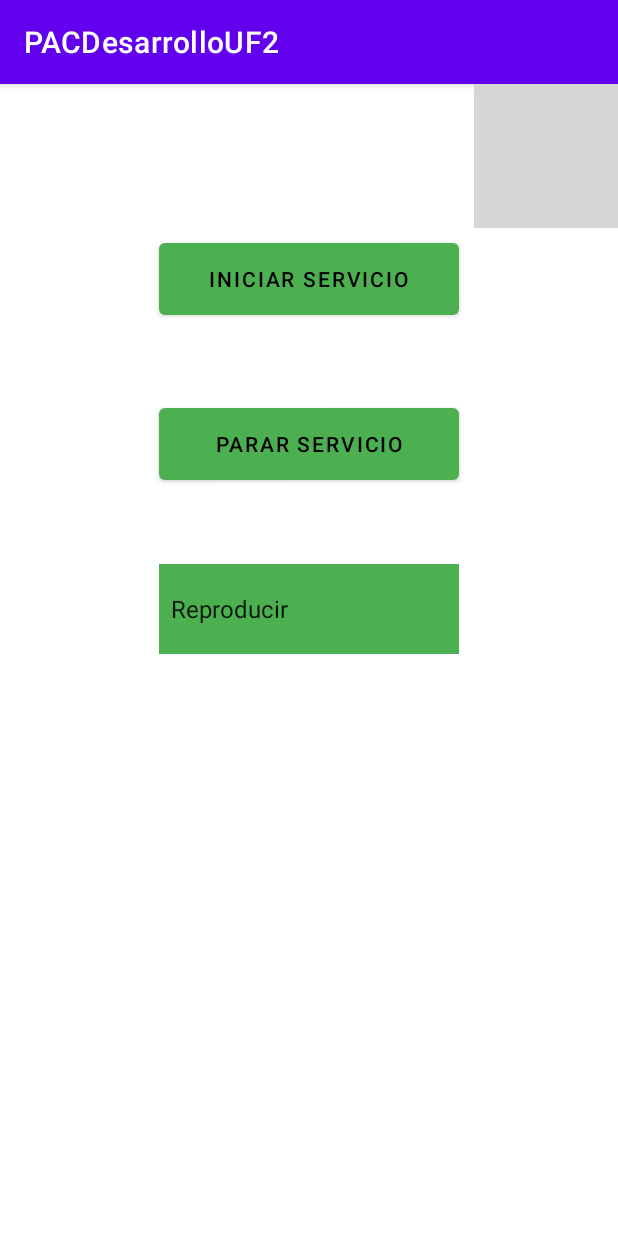
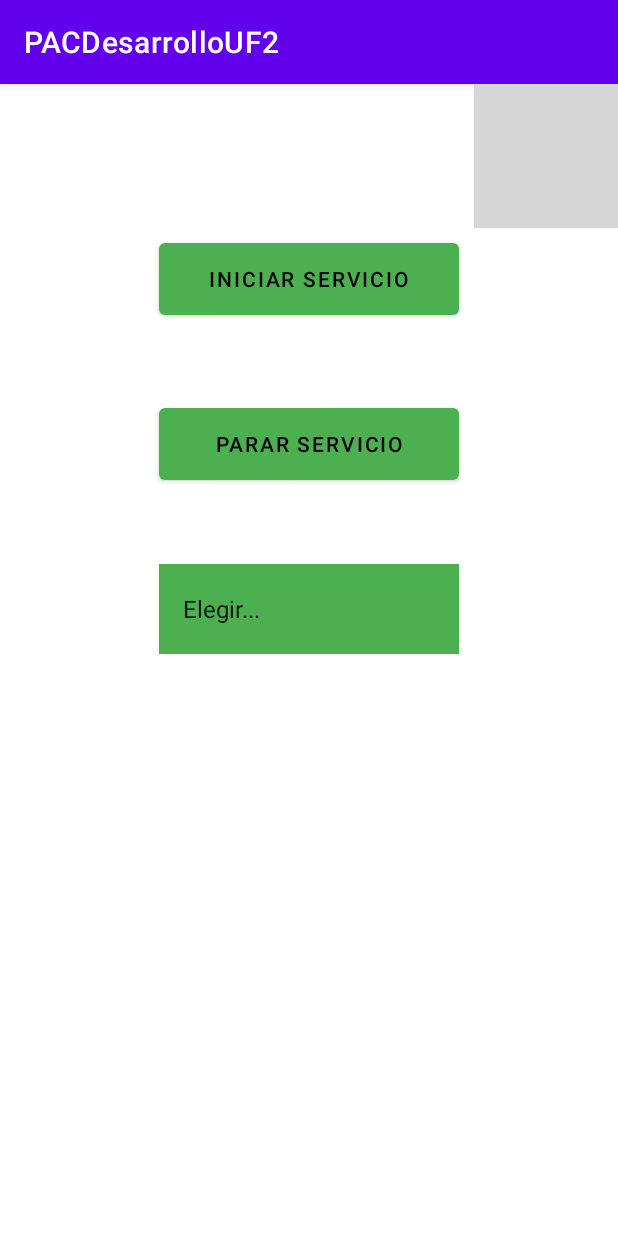
Before and after one commit to udontsi/PACDesarrolloUF2, an Android app: the Activity3 screen opened directly, with no data from a screen before it, on a phone screen of 412 x 824 dp. Run offline under Robolectric (Android 15) with nearby library versions, the phone set to English and light mode, and no system bars; grey boxes are pictures that could not be loaded.

Commit message:
Corrección servicio

```diff
--- a/app/src/main/java/com/example/pacdesarrollouf2/Activity3.kt
+++ b/app/src/main/java/com/example/pacdesarrollouf2/Activity3.kt
@@ -2,14 +2,40 @@ package com.example.pacdesarrollouf2
 
 import androidx.appcompat.app.AppCompatActivity
 import android.os.Bundle
+import android.view.View
+import android.widget.AdapterView
+import android.widget.ArrayAdapter
+import android.widget.Spinner
 
 import kotlinx.android.synthetic.main.activity_2.buttonVolver
 import kotlinx.android.synthetic.main.activity_3.*
 
 class Activity3 : AppCompatActivity() {
+    val options = arrayOf("Elegir...", "Reproducir", "Detener", "Bloquear")
     override fun onCreate(savedInstanceState: Bundle?) {
         super.onCreate(savedInstanceState)
         setContentView(R.layout.activity_3)
+    }
+        override fun onResume() {
+            super.onResume()
+            val option = findViewById(R.id.spinner) as Spinner
+            option.adapter =ArrayAdapter<String>(this,android.R.layout.simple_list_item_1,options)
+            option.onItemSelectedListener=object:AdapterView.OnItemSelectedListener{
+            override fun onNothingSelected(parent: AdapterView<*>?) {
+            }
+            override fun onItemSelected(parent: AdapterView<*>?, view: View?, position: Int, id: Long) {
+                val result = options.get(position)
+                if(result=="Reproducir"){
+                    NoSeSiVivirOMorir.reproducir()
+                }
+                if(result=="Detener"){
+                    NoSeSiVivirOMorir.pausa()
+                }
+                if(result=="Bloquear"){
+                    NoSeSiVivirOMorir.bloquear()
+                }
+            }
+        }
         buttonStart.setOnClickListener{
             NoSeSiVivirOMorir.startService(this)
         }
--- a/app/src/main/res/layout/activity_3.xml
+++ b/app/src/main/res/layout/activity_3.xml
@@ -60,7 +60,6 @@
         app:layout_constraintStart_toStartOf="parent" />
 
     <Spinner
-        android:entries="@array/defaultValue"
         android:id="@+id/spinner"
         android:layout_width="200dp"
         android:layout_height="60dp"
--- a/app/src/main/res/values/arrayspinner.xml
+++ /dev/null
@@ -1,8 +0,0 @@
-<?xml version="1.0" encoding="utf-8"?>
-<resources>
-    <string-array name="defaultValue">
-        <item>Reproducir</item>
-        <item>Detener</item>
-        <item>Bloquear</item>
-    </string-array>
-</resources>
```
Also changed, not shown: app/src/main/java/com/example/pacdesarrollouf2/NoSeSiVivirOMorir.kt (+6 -8 lines).
